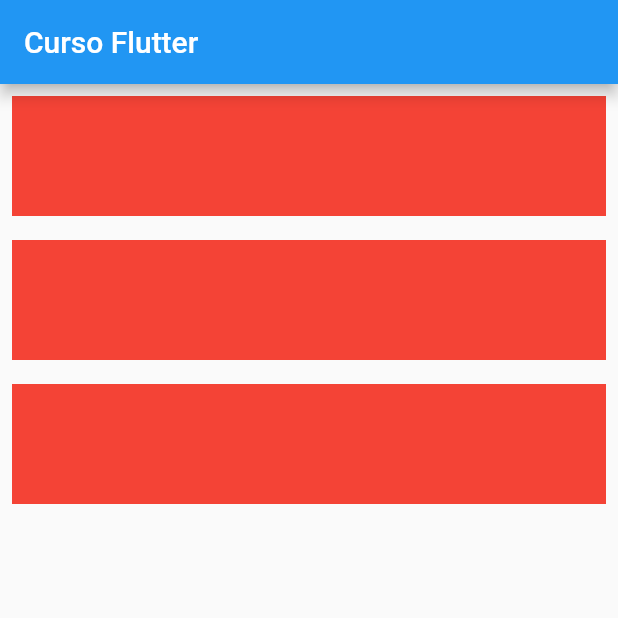
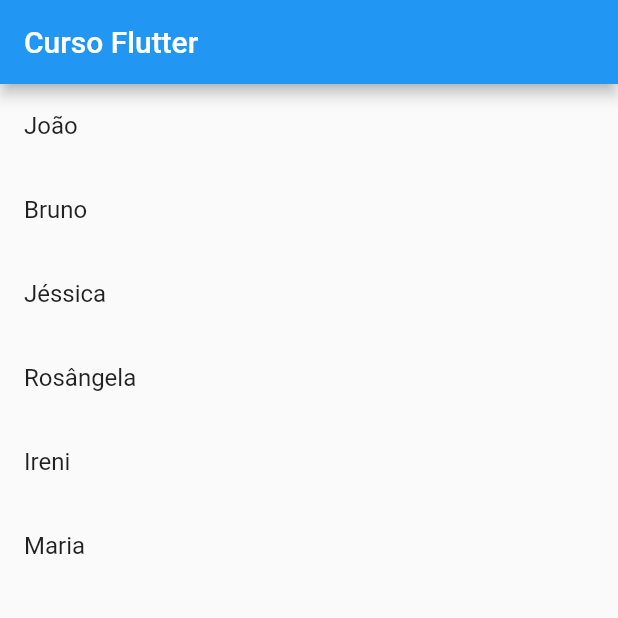
Before and after one commit to bmotadev/projeto-estudo-flutter, a Flutter app: the screen it shows after launch, on a phone screen of 412 x 824 dp, the top half of it. Run offline on Flutter 3.47's test engine with Material 2 defaults, Android fonts, the phone set to English and light mode, and no system bars.

Commit message:
:sparkles: feat: utilizando ListView

```diff
--- a/lib/home_page.dart
+++ b/lib/home_page.dart
@@ -15,7 +15,7 @@ class _HomePageState extends State<HomePage> {
 
   @override
   Widget build(BuildContext context) {
-    final names = ['João', 'Bruno', 'Jéssica'];
+    final names = ['João', 'Bruno', 'Jéssica', 'Rosângela', 'Ireni', 'Maria'];
 
     return Scaffold(
       appBar: AppBar(
@@ -25,13 +25,12 @@ class _HomePageState extends State<HomePage> {
         width: double.infinity,
         height: double.infinity,
         child: ListView.builder(
+          //usar com arrays
           itemCount: names.length,
           itemBuilder: (context, index) {
-            return Container(
-              width: double.infinity,
-              height: 80,
-              margin: const EdgeInsets.all(8),
-              color: Colors.red,
+            final name = names[index];
+            return ListTile(
+              title: Text(name),
             );
           },
         ),
```
